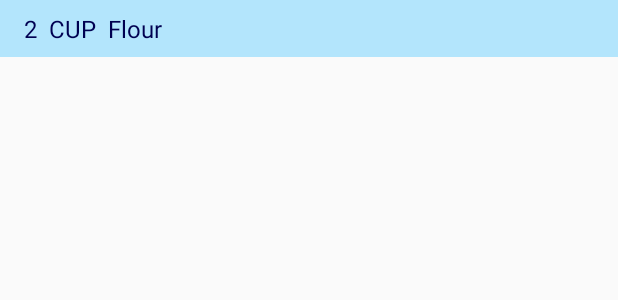
After one commit to maganahalli/ANVCE-BAKING-APP, an Android app: the layout recipe_widget.xml on its own in the app's theme, with its tools: preview values and no code run, on a phone screen of 412 x 824 dp. The commit adds this screen. Shown: the top 300 px of the screen. Run offline under Robolectric (Android 15) with nearby library versions, the phone set to English and light mode, and no system bars.

Commit message:
Changed widget to use shared prefrence rather tahn database.
iteration 4

```diff
--- a/app/src/main/AndroidManifest.xml
+++ b/app/src/main/AndroidManifest.xml
@@ -39,9 +39,8 @@
                 <action android:name="android.intent.action.MEDIA_BUTTON" />
             </intent-filter>
         </receiver>
-        <receiver android:name=".widget.RecipeWidgetBroadcastReceiver" />
         <receiver
-            android:name=".widget.RecipeWidgetProvider"
+            android:name=".widget.RecipeWidget"
             android:label="@string/baking_ingredients_widget">
             <intent-filter>
                 <action android:name="android.appwidget.action.APPWIDGET_UPDATE" />
@@ -53,7 +52,7 @@
         </receiver>
 
         <service
-            android:name=".widget.RecipeWidgetRemoteViewsService"
+            android:name=".widget.ListWidgetService"
             android:permission="android.permission.BIND_REMOTEVIEWS" />
     </application>
 
--- a/app/src/main/java/com/mobile/anvce/baking/models/BakingAppConstants.java
+++ b/app/src/main/java/com/mobile/anvce/baking/models/BakingAppConstants.java
@@ -8,6 +8,7 @@ package com.mobile.anvce.baking.models;
 public interface BakingAppConstants {
 
     String ARG_STEPS_ARRAY = "steps_array";
+    String EXTRA_RECIPE ="EXTRA_RECIPE";
     String LIST_STATE_KEY = "LIST_STATE_KEY";
     String PREFS_WIDGET_RECIPE_ID = "PREFS_WIDGET_RECIPE_ID";
     String PREFS_WIDGET_RECIPE_INGREDIENTS = "PREFS_WIDGET_INGREDIENTS";
@@ -24,5 +25,10 @@ public interface BakingAppConstants {
     // Name of shared preferences file
     String sharedPrefFile =
             "com.mobile.anvce.movies.sharedprefs";
+    /** The default value for the SharedPreferences */
+     String DEFAULT_STRING = "";
+    int DEFAULT_INTEGER = 1;
+    int DEFAULT_INTEGER_FOR_SERVINGS = 8;
+    int WIDGET_PENDING_INTENT_ID =0;
 
 }
--- /dev/null
+++ b/app/src/main/res/layout/recipe_widget.xml
@@ -0,0 +1,51 @@
+<?xml version="1.0" encoding="utf-8"?>
+<LinearLayout xmlns:android="http://schemas.android.com/apk/res/android"
+    xmlns:tools="http://schemas.android.com/tools"
+    android:layout_width="match_parent"
+    android:layout_height="wrap_content"
+    android:background="@color/colorPrimaryLight"
+    android:orientation="horizontal"
+    android:padding="@dimen/widget_margin">
+
+    <!-- Display quantity of the ingredient-->
+    <TextView
+        android:id="@+id/widget_quantity"
+        android:layout_width="wrap_content"
+        android:layout_height="wrap_content"
+        android:layout_gravity="center"
+        android:layout_marginLeft="@dimen/activity_margin_small"
+        android:layout_marginStart="@dimen/activity_margin_small"
+        android:padding="@dimen/activity_margin_small"
+        android:textColor="@color/indigo_dark"
+        android:textSize="16sp"
+        tools:text="2" />
+
+    <!-- Display measure of the ingredient-->
+    <TextView
+        android:id="@+id/widget_measure"
+        android:layout_width="wrap_content"
+        android:layout_height="wrap_content"
+        android:layout_gravity="center"
+        android:paddingBottom="@dimen/activity_margin_small"
+        android:paddingTop="@dimen/activity_margin_small"
+        android:textColor="@color/indigo_dark"
+        android:textSize="16sp"
+        tools:text="CUP" />
+
+    <!-- Display ingredient -->
+    <TextView
+        android:id="@+id/widget_ingredient"
+        android:layout_width="0dp"
+        android:layout_height="wrap_content"
+        android:layout_weight="1"
+        android:paddingBottom="@dimen/activity_margin_small"
+        android:paddingEnd="@dimen/activity_margin_small"
+        android:paddingLeft="@dimen/activity_margin_small"
+        android:paddingRight="@dimen/activity_margin_small"
+        android:paddingStart="@dimen/activity_margin_small"
+        android:paddingTop="@dimen/activity_margin_small"
+        android:textColor="@color/indigo_dark"
+        android:textSize="16sp"
+        tools:text="Flour" />
+
+</LinearLayout>
--- a/app/src/main/res/values/colors.xml
+++ b/app/src/main/res/values/colors.xml
@@ -12,6 +12,7 @@
     <color name="black">#000000</color>
     <color name="secondary_text">#727272</color>
     <color name="transparent">#00000000</color>
+    <color name="indigo_dark">#000051</color>
 
     <color name="primary">#FFC107</color>
     <color name="primary_dark">#FFA000</color>
--- a/app/src/main/res/values/dimens.xml
+++ b/app/src/main/res/values/dimens.xml
@@ -7,6 +7,7 @@
     <dimen name="text_margin_half">4dp</dimen>
     <dimen name="text_size_widget">15sp</dimen>
     <dimen name="activity_horizontal_margin">16dp</dimen>
+    <dimen name="activity_margin_small">8dp</dimen>
 
     <dimen name="baking_widget_margin">8dp</dimen>
     <dimen name="baking_widget_minWidth">300dp</dimen>
@@ -15,6 +16,7 @@
     <dimen name="baking_widget_minResizeWidth">200dp</dimen>
     <dimen name="baking_widget_icon_dimension">100dp</dimen>
     <dimen name="step_item_min_height">72dp</dimen>
+    <dimen name="min_size_widget">40dp</dimen>
 
     <!--
 Refer to App Widget Documentation for margin information
```
Also changed, not shown: app/src/main/java/com/mobile/anvce/baking/activities/IngredientsListActivity.java (+55 -2 lines), app/src/main/java/com/mobile/anvce/baking/activities/RecipeStepFragment.java (+7 -1 lines), app/src/main/java/com/mobile/anvce/baking/activities/StepDetailFragment.java (+7 -2 lines), app/src/main/java/com/mobile/anvce/baking/adapters/RecipeAdapter.java (+7 -0 lines), app/src/main/java/com/mobile/anvce/baking/database/RecipeCustomDataConverter.java (+24 -2 lines), app/src/main/java/com/mobile/anvce/baking/widget/ListWidgetService.java (added, +108 -0 lines), app/src/main/java/com/mobile/anvce/baking/widget/RecipeWidget.java (added, +176 -0 lines), app/src/main/java/com/mobile/anvce/baking/widget/RecipeWidgetProvider.java (+7 -5 lines), app/src/main/java/com/mobile/anvce/baking/widget/RecipeWidgetRemoteViewsFactory.java (+8 -6 lines), app/src/main/res/drawable/empty_recipe_image.xml (added, +10 -0 lines), app/src/main/res/layout/widget_list_view.xml (added, +61 -0 lines), app/src/main/res/values/strings.xml (+10 -0 lines), app/src/main/res/xml/recipe_widget_provider_info.xml (+9 -9 lines).
